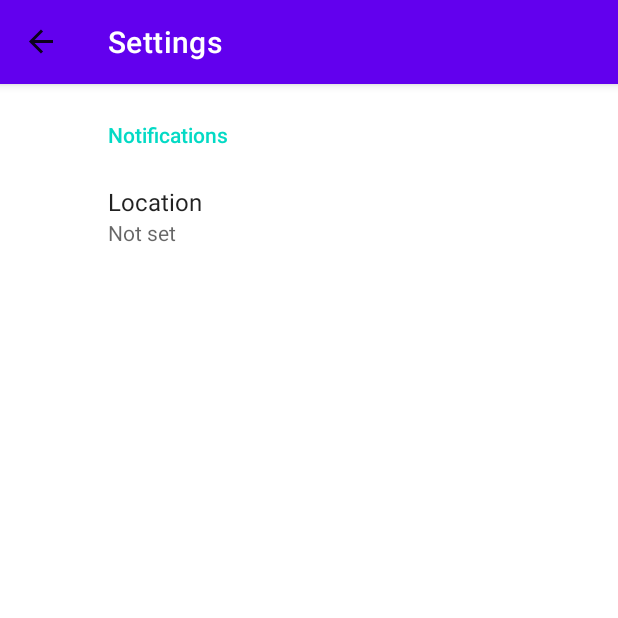
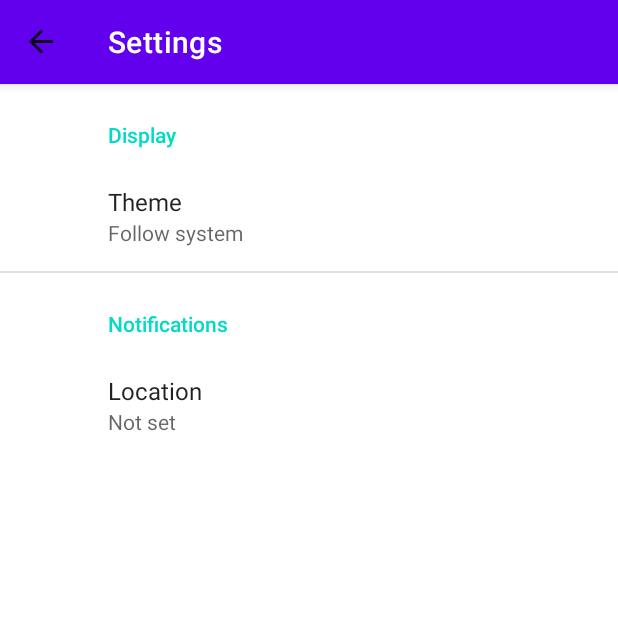
Before and after one commit to SanchithHegde/iot-waste-management, an Android app: the SettingsFragment screen opened through its navigation route, on a phone screen of 412 x 824 dp, the top half of it. Run offline under Robolectric (Android 15) with nearby library versions, the phone set to English and light mode, and no system bars; our stand-ins replace Dagger/Hilt's generated code, androidx.preference, data binding, navigation-ui; libraries missing offline, so code that uses them is left out: com.onesignal; 1 statement that could not run was skipped.

Commit message:
app: Allow setting theme in-app
Signed-off-by: Sanchith Hegde <sanchith.hegde01@gmail.com>

```diff
--- a/android/app/src/main/java/me/sanchithhegde/wastecollection/ui/MainActivity.kt
+++ b/android/app/src/main/java/me/sanchithhegde/wastecollection/ui/MainActivity.kt
@@ -4,10 +4,12 @@ import android.os.Bundle
 import android.view.Menu
 import android.view.MenuInflater
 import androidx.appcompat.app.AppCompatActivity
+import androidx.appcompat.app.AppCompatDelegate
 import androidx.appcompat.widget.Toolbar
 import androidx.navigation.fragment.NavHostFragment
 import androidx.navigation.ui.AppBarConfiguration
 import androidx.navigation.ui.setupWithNavController
+import androidx.preference.PreferenceManager
 import dagger.hilt.android.AndroidEntryPoint
 import me.sanchithhegde.wastecollection.R
 
@@ -28,6 +30,15 @@ class MainActivity : AppCompatActivity() {
             navController,
             appBarConfiguration
         )
+
+        val sharedPreferences = PreferenceManager.getDefaultSharedPreferences(this)
+        val theme = sharedPreferences.getString(
+            getString(R.string.pref_theme),
+            getString(R.string.value_theme_follow_system)
+        )?.toInt()
+        theme?.let {
+            AppCompatDelegate.setDefaultNightMode(theme)
+        }
     }
 
     override fun onCreateOptionsMenu(menu: Menu?): Boolean {
--- a/android/app/src/main/java/me/sanchithhegde/wastecollection/ui/SettingsFragment.kt
+++ b/android/app/src/main/java/me/sanchithhegde/wastecollection/ui/SettingsFragment.kt
@@ -2,7 +2,9 @@ package me.sanchithhegde.wastecollection.ui
 
 import android.os.Bundle
 import android.view.Menu
+import androidx.appcompat.app.AppCompatDelegate
 import androidx.preference.EditTextPreference
+import androidx.preference.ListPreference
 import androidx.preference.Preference
 import androidx.preference.PreferenceFragmentCompat
 import com.onesignal.OneSignal
@@ -38,5 +40,15 @@ class SettingsFragment : PreferenceFragmentCompat() {
 
                 true
             }
+
+        val themeKey = getString(R.string.pref_theme)
+        val themePreference = findPreference<ListPreference>(themeKey)
+
+        themePreference?.onPreferenceChangeListener =
+            Preference.OnPreferenceChangeListener { _, newValue ->
+                AppCompatDelegate.setDefaultNightMode((newValue as String).toInt())
+
+                true
+            }
     }
 }
--- /dev/null
+++ b/android/app/src/main/res/values/arrays.xml
@@ -0,0 +1,16 @@
+<?xml version="1.0" encoding="utf-8"?>
+<resources>
+
+    <string-array name="list_entries_theme">
+        <item>@string/entry_theme_follow_system</item>
+        <item>@string/entry_theme_light</item>
+        <item>@string/entry_theme_dark</item>
+    </string-array>
+
+    <string-array name="list_values_theme">
+        <item>@string/value_theme_follow_system</item>
+        <item>@string/value_theme_light</item>
+        <item>@string/value_theme_dark</item>
+    </string-array>
+
+</resources>
--- a/android/app/src/main/res/values/strings.xml
+++ b/android/app/src/main/res/values/strings.xml
@@ -8,7 +8,18 @@
     <string name="title_activity_settings">Settings</string>
 
     <!-- Preference Titles -->
+    <string name="header_display">Display</string>
     <string name="header_notifications">Notifications</string>
+
+    <!-- Display Preferences -->
+    <string name="title_theme">Theme</string>
+    <string name="pref_theme">theme</string>
+    <string name="entry_theme_follow_system">Follow system</string>
+    <string name="entry_theme_light">Light</string>
+    <string name="entry_theme_dark">Dark</string>
+    <string name="value_theme_follow_system">-1</string>
+    <string name="value_theme_light">1</string>
+    <string name="value_theme_dark">2</string>
 
     <!-- Notifications Preferences -->
     <string name="title_location">Location</string>
--- a/android/app/src/main/res/xml/root_preferences.xml
+++ b/android/app/src/main/res/xml/root_preferences.xml
@@ -1,4 +1,16 @@
 <PreferenceScreen xmlns:app="http://schemas.android.com/apk/res-auto">
+
+    <PreferenceCategory app:title="@string/header_display">
+
+        <ListPreference
+            app:defaultValue="@string/value_theme_follow_system"
+            app:entries="@array/list_entries_theme"
+            app:entryValues="@array/list_values_theme"
+            app:key="@string/pref_theme"
+            app:title="@string/title_theme"
+            app:useSimpleSummaryProvider="true"/>
+
+    </PreferenceCategory>
 
     <PreferenceCategory app:title="@string/header_notifications">
 
```
